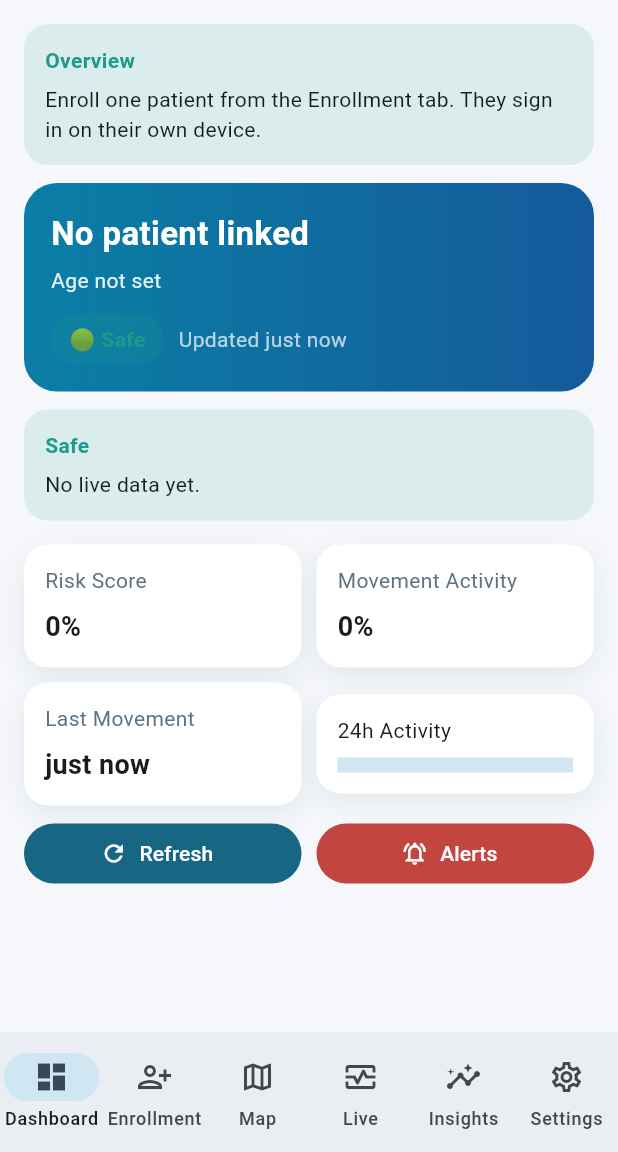
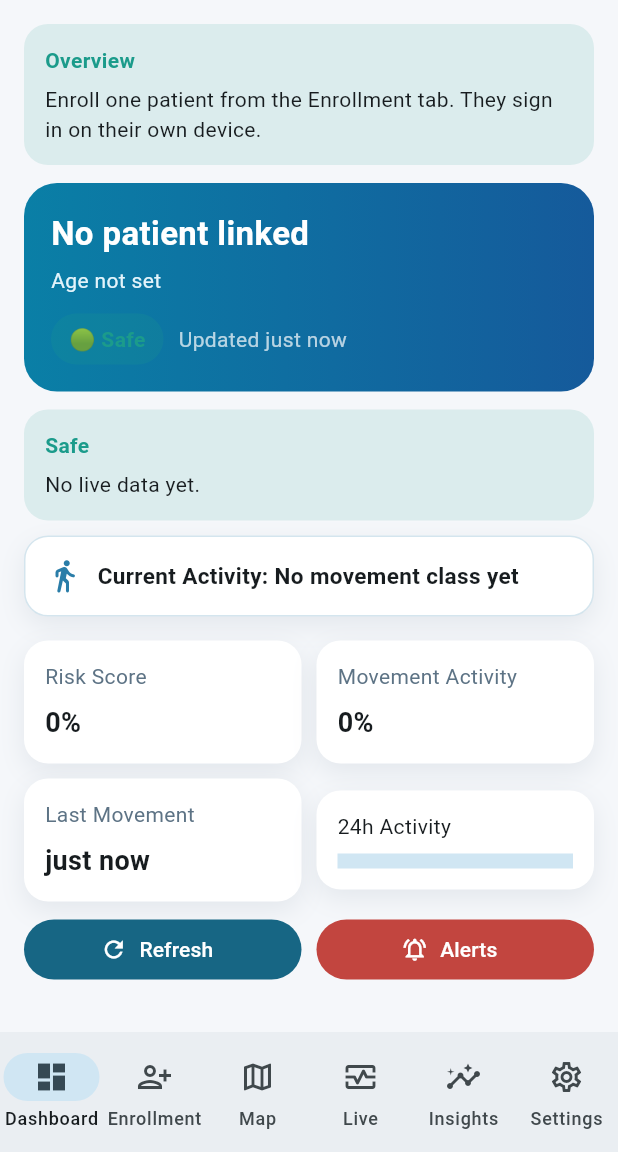
Before and after one commit to zainabraza06/Elderly_Monitoring_System, a Flutter app: the MonitoringShell screen opened directly with empty values, on a phone screen of 412 x 824 dp, the part 84-1236 px from its top. Run offline on Flutter 3.47's test engine with Material 3 defaults, Android fonts, the light colour scheme and no system bars; our stand-ins replace flutter_map, geolocator, latlong2, sensors_plus, shared_preferences, wakelock_plus; missing offline and left inert: flutter_ringtone_player, motion_core; accounts and stored records are empty; network calls fail.

Commit message:
Improve live activity visibility across frontend views
Show classified activity as a dedicated animated field on caregiver and elder screens, and preserve rich motion inference messaging instead of overwriting it with generic fall text.

```diff
--- a/app_frontend/lib/src/app.dart
+++ b/app_frontend/lib/src/app.dart
@@ -650,7 +650,9 @@ class CaregiverDashboard extends StatelessWidget {
     final fallback = controller.liveStatus;
     final overviewLive = worst ?? (patients.length <= 1 ? fallback : null);
     final overviewSeverity = overviewLive?.severity ?? 'low';
-    final overviewText = overviewLive?.lastMessage ??
+    final overviewText = overviewLive != null
+        ? _liveMessageWithActivity(overviewLive)
+        :
         (patients.isEmpty
             ? 'Enroll one patient from the Enrollment tab. They sign in on their own device.'
             : 'When your patient signs in on their device, live status appears here.');
@@ -673,8 +675,12 @@ class CaregiverDashboard extends StatelessWidget {
       final live = controller.liveStatus;
       final severity = live?.severity ?? 'low';
       final risk = ((live?.score ?? controller.lastDetection?.score ?? 0) * 100).round();
-      final statusText = live?.lastMessage ?? 'No live data yet.';
+      final statusText = live != null ? _liveMessageWithActivity(live) : 'No live data yet.';
       final movement = (controller.lastDetection?.fallProbability ?? live?.fallProbability ?? 0) * 100;
+      final currentActivity = _currentActivityLabel(
+        live: live,
+        motion: controller.lastMotionInference,
+      );
       children.addAll([
         _PatientHeroCard(
           name: controller.patientName.isEmpty ? 'No patient linked' : controller.patientName,
@@ -688,6 +694,8 @@ class CaregiverDashboard extends StatelessWidget {
           title: _severityLabel(severity),
           message: statusText,
         ),
+        const SizedBox(height: 10),
+        _AnimatedActivityCard(activityLabel: currentActivity),
         const SizedBox(height: 16),
         Row(
           children: [
@@ -717,9 +725,14 @@ class CaregiverDashboard extends StatelessWidget {
         final live = controller.liveStatusForPatient(p.id);
         final severity = live?.severity ?? 'low';
         final risk = ((live?.score ?? 0) * 100).round();
-        final statusText =
-            live?.lastMessage ?? 'No live data yet. Patient can sign in with generated credentials.';
+        final statusText = live != null
+            ? _liveMessageWithActivity(live)
+            : 'No live data yet. Patient can sign in with generated credentials.';
         final movement = (live?.fallProbability ?? 0) * 100;
+        final currentActivity = _currentActivityLabel(
+          live: live,
+          motion: controller.lastMotionInference,
+        );
         final ageLabel = p.age == null ? 'Age not set' : '${p.age} years';
         final updatedLabel = live != null
             ? (live.locationUpdatedAt != null ? _formatDateTime(live.locationUpdatedAt) : 'live')
@@ -738,6 +751,8 @@ class CaregiverDashboard extends StatelessWidget {
             title: '${p.fullName} · ${_severityLabel(severity)}',
             message: statusText,
           ),
+          const SizedBox(height: 10),
+          _AnimatedActivityCard(activityLabel: currentActivity),
           const SizedBox(height: 10),
           Row(
             children: [
@@ -838,6 +853,10 @@ class LiveMonitoringScreen extends StatelessWidget {
     final fallValue = (live?.fallProbability ?? controller.lastDetection?.fallProbability ?? 0)
         .clamp(0.0, 1.0)
         .toDouble();
+    final currentActivity = _currentActivityLabel(
+      live: live,
+      motion: controller.lastMotionInference,
+    );
 
     return ListView(
       padding: const EdgeInsets.all(16),
@@ -845,12 +864,14 @@ class LiveMonitoringScreen extends StatelessWidget {
         _StatusBanner(
           color: _severityColor(severity),
           title: 'Live Status: ${_severityLabel(severity)}',
-          message: live?.lastMessage ?? 'Monitoring active.',
+          message: live != null ? _liveMessageWithActivity(live) : 'Monitoring active.',
         ),
         const SizedBox(height: 16),
         const _WavePulseCard(),
         const SizedBox(height: 16),
         _CircularRiskMeter(label: 'Risk Level', value: riskValue),
+        const SizedBox(height: 12),
+        _AnimatedActivityCard(activityLabel: currentActivity),
         const SizedBox(height: 16),
         _StatCard(label: 'Movement Intensity', value: '${(fallValue * 100).toStringAsFixed(0)}%'),
         const SizedBox(height: 10),
@@ -862,7 +883,10 @@ class LiveMonitoringScreen extends StatelessWidget {
         const SizedBox(height: 8),
         _TimelineItem(label: _formatDateTime(DateTime.now().subtract(const Duration(minutes: 1))), text: 'Monitoring active'),
         _TimelineItem(label: _formatDateTime(controller.lastTransmissionAt), text: 'Latest movement analyzed'),
-        _TimelineItem(label: _formatDateTime(DateTime.now()), text: live?.lastMessage ?? 'No abnormal movement'),
+        _TimelineItem(
+          label: _formatDateTime(DateTime.now()),
+          text: live != null ? _liveMessageWithActivity(live) : 'No abnormal movement',
+        ),
       ],
     );
   }
@@ -1081,6 +1105,15 @@ class _PatientModeHomeState extends State<PatientModeHome> {
       builder: (context, _) {
         final c = widget.controller;
         final severity = c.liveStatus?.severity ?? 'low';
+        final live = c.liveStatus;
+        final riskValue = (live?.score ?? c.lastDetection?.score ?? 0).clamp(0.0, 1.0).toDouble();
+        final movementValue = (live?.fallProbability ?? c.lastDetection?.fallProbability ?? 0)
+            .clamp(0.0, 1.0)
+            .toDouble();
+        final currentActivity = _currentActivityLabel(
+          live: live,
+          motion: c.lastMotionInference,
+        );
         final pos = c.currentPosition;
         final heading = pos != null && pos.heading >= 0 && pos.heading <= 360 ? pos.heading : null;
 
@@ -1107,6 +1140,39 @@ class _PatientModeHomeState extends State<PatientModeHome> {
                   ),
                 ],
               ),
+            ),
+            const SizedBox(height: 14),
+            _StatusBanner(
+              color: _severityColor(severity),
+              title: 'Live status: ${_severityLabel(severity)}',
+              message: c.liveStatus != null ? _liveMessageWithActivity(c.liveStatus!) : c.statusMessage,
+            ),
+            const SizedBox(height: 10),
+            _AnimatedActivityCard(activityLabel: currentActivity),
+            const SizedBox(height: 10),
+            Row(
+              children: [
+                Expanded(
+                  child: _StatCard(
+                    label: 'Risk Level',
+                    value: '${(riskValue * 100).toStringAsFixed(0)}%',
+                  ),
+                ),
+                const SizedBox(width: 10),
+                Expanded(
+                  child: _StatCard(
+                    label: 'Movement Intensity',
+                    value: '${(movementValue * 100).toStringAsFixed(0)}%',
+                  ),
+                ),
+              ],
+            ),
+            const SizedBox(height: 10),
+            _StatCard(
+              label: 'Latest Analysis',
+              value: c.lastMotionInference?.summaryLine ??
+                  c.liveStatus?.lastMessage ??
+                  'No analysis yet. Start active protection to stream sensor data.',
             ),
             const SizedBox(height: 14),
             SwitchListTile(
@@ -1743,6 +1809,67 @@ class _SimpleBarGraph extends StatelessWidget {
   }
 }
 
+class _AnimatedActivityCard extends StatelessWidget {
+  const _AnimatedActivityCard({required this.activityLabel});
+
+  final String activityLabel;
+
+  @override
+  Widget build(BuildContext context) {
+    return TweenAnimationBuilder<double>(
+      key: ValueKey<String>(activityLabel),
+      tween: Tween<double>(begin: 0.96, end: 1.0),
+      duration: const Duration(milliseconds: 380),
+      curve: Curves.easeOutBack,
+      builder: (context, scale, child) {
+        return Transform.scale(scale: scale, child: child);
+      },
+      child: AnimatedContainer(
+        duration: const Duration(milliseconds: 260),
+        curve: Curves.easeInOut,
+        padding: const EdgeInsets.all(14),
+        decoration: _cardDecoration().copyWith(
+          border: Border.all(color: const Color(0x332A7DA8)),
+        ),
+        child: Row(
+          children: [
+            TweenAnimationBuilder<double>(
+              tween: Tween<double>(begin: 0.70, end: 1.0),
+              duration: const Duration(milliseconds: 700),
+              curve: Curves.easeOut,
+              builder: (context, opacity, iconChild) {
+                return Opacity(opacity: opacity, child: iconChild);
+              },
+              child: const Icon(Icons.directions_walk_rounded, color: Color(0xFF2A7DA8)),
+            ),
+            const SizedBox(width: 10),
+            Expanded(
+              child: AnimatedSwitcher(
+                duration: const Duration(milliseconds: 260),
+                transitionBuilder: (child, anim) {
+                  return FadeTransition(
+                    opacity: anim,
+                    child: SizeTransition(
+                      sizeFactor: anim,
+                      axis: Axis.vertical,
+                      child: child,
+                    ),
+                  );
+                },
+                child: Text(
+                  'Current Activity: $activityLabel',
+                  key: ValueKey<String>(activityLabel),
+                  style: const TextStyle(fontSize: 15, fontWeight: FontWeight.w700),
+                ),
+              ),
+            ),
+          ],
+        ),
+      ),
+    );
+  }
+}
+
 BoxDecoration _cardDecoration() {
   return BoxDecoration(
     color: Colors.white,
@@ -1802,6 +1929,44 @@ String _stabilityText(double riskValue) {
   if (riskValue > 0.75) return 'Unstable';
   if (riskValue > 0.45) return 'Observe closely';
   return 'Stable';
+}
+
+String _liveMessageWithActivity(LiveStatusModel live) {
+  final base = live.lastMessage.trim().isEmpty ? 'Monitoring active.' : live.lastMessage.trim();
+  final activity = live.predictedActivityClass?.trim();
+  if (activity == null || activity.isEmpty) {
+    return base;
+  }
+  final lowerBase = base.toLowerCase();
+  final lowerActivity = activity.toLowerCase();
+  if (lowerBase.contains(lowerActivity)) {
+    return base;
+  }
+  return '$base Activity: $activity';
+}
+
+String _currentActivityLabel({
+  required LiveStatusModel? live,
+  required MotionInferenceResponseModel? motion,
+}) {
+  final fromLive = live?.predictedActivityClass?.trim();
+  if (fromLive != null && fromLive.isNotEmpty) {
+    return fromLive;
+  }
+  if (motion != null) {
+    if (motion.isFall) {
+      final fallType = motion.fallTypeLabel?.trim() ?? motion.fallTypeCode?.trim();
+      if (fallType != null && fallType.isNotEmpty) {
+        return 'Fall ($fallType)';
+      }
+      return 'Fall';
+    }
+    final adl = motion.activityLabel?.trim();
+    if (adl != null && adl.isNotEmpty) {
+      return adl;
+    }
+  }
+  return 'No movement class yet';
 }
 
 double _distanceKm(double lat1, double lon1, double lat2, double lon2) {
--- a/app_frontend/lib/src/monitoring_controller.dart
+++ b/app_frontend/lib/src/monitoring_controller.dart
@@ -1148,6 +1148,7 @@ class MonitoringController extends ChangeNotifier {
             '${response.detection.message} · ${motion.summaryLine}';
       } catch (_) {
         // Optional stack: `/api/v1/inference/motion` returns 503 when models are missing.
+        _statusMessage = response.detection.message;
       }
 
       if (response.activeAlert != null) {
@@ -1156,7 +1157,6 @@ class MonitoringController extends ChangeNotifier {
         _activeAlert = null;
       }
 
-      _statusMessage = response.detection.message;
       unawaited(refreshCaregiverData(silent: true));
     } catch (error) {
       if (!_isStreaming || _sessionId != currentSessionId) {
```
